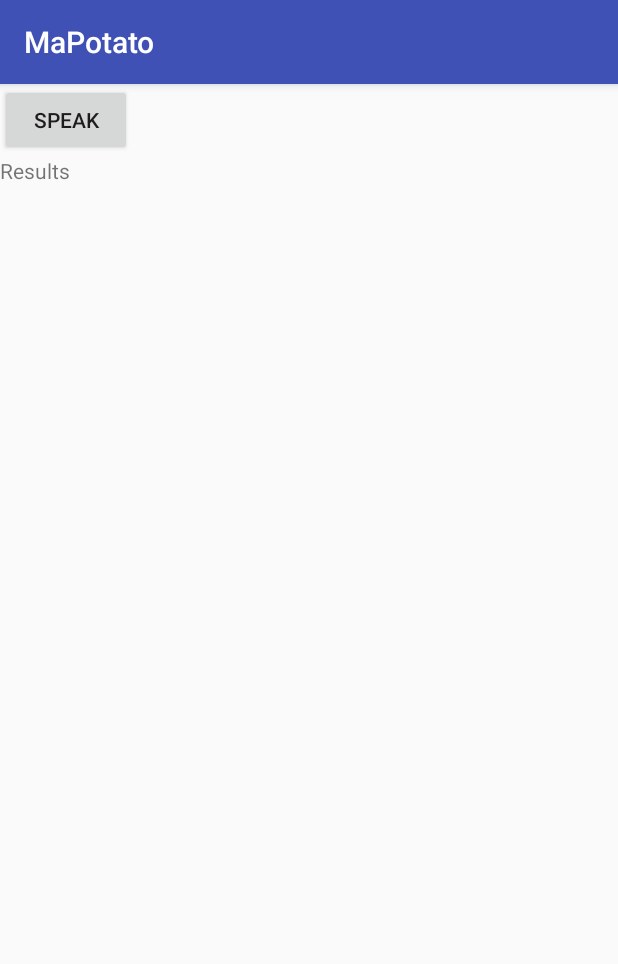
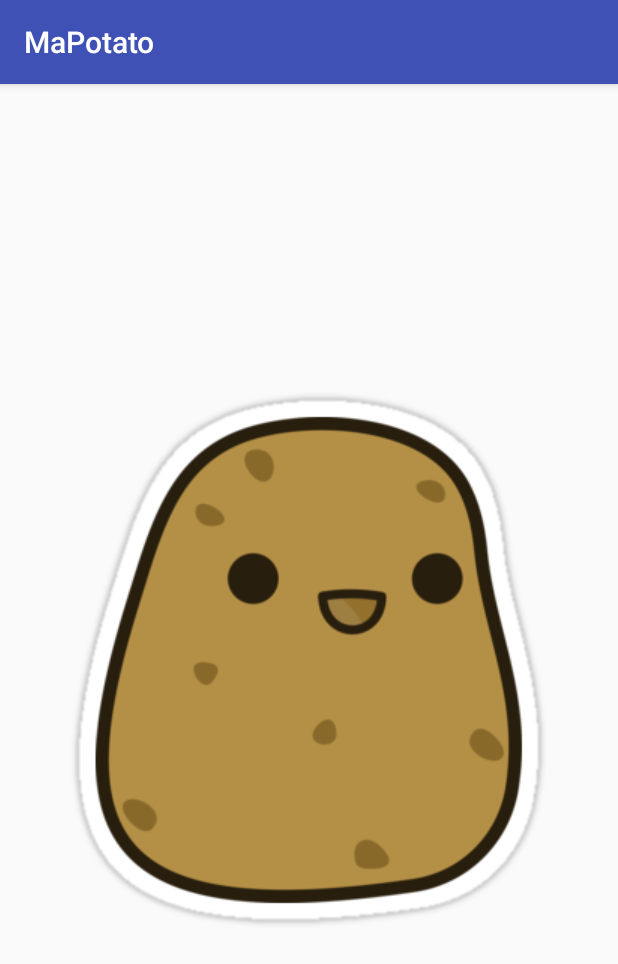
Before and after one commit to silverAndroid/MaPotato, an Android app: the screen it shows after launch (MainActivity), on a phone screen of 412 x 824 dp. Shown: the top 964 px of the screen. Run offline under Robolectric (Android 15) with nearby library versions, the light colour scheme and no system bars; our stand-ins replace RxJava; libraries missing offline, so code that uses them is left out: com.facebook.drawee, permissions.dispatcher; 2 statements that could not run were skipped.

Commit message:
Animating visual indicator for speech recognition

```diff
--- a/app/src/main/java/krsoftware/mapotato/ui/activities/MainActivity.kt
+++ b/app/src/main/java/krsoftware/mapotato/ui/activities/MainActivity.kt
@@ -3,9 +3,12 @@ package krsoftware.mapotato.ui.activities
 import android.os.Bundle
 import android.support.v7.app.AppCompatActivity
 import android.util.Log
+import android.view.animation.Animation
+import android.view.animation.AnimationUtils
 import com.facebook.drawee.backends.pipeline.Fresco
 import io.reactivex.android.schedulers.AndroidSchedulers
 import io.reactivex.schedulers.Schedulers
+import kotlinx.android.synthetic.main.fragment_speech.*
 import krsoftware.mapotato.R
 import krsoftware.mapotato.showFragment
 import krsoftware.mapotato.ui.fragments.RestaurantsFragment
@@ -35,6 +38,7 @@ class MainActivity : AppCompatActivity() {
                 .subscribe({
                     try {
                         Log.d(TAG, "Speech returned $it")
+                        fragment.speech_button.clearAnimation()
                         showRestaurantsFragment(it)
                     } catch (e: IllegalStateException) {
                         // ignore
--- a/app/src/main/java/krsoftware/mapotato/ui/fragments/SpeechFragment.kt
+++ b/app/src/main/java/krsoftware/mapotato/ui/fragments/SpeechFragment.kt
@@ -9,6 +9,7 @@ import android.support.v4.app.Fragment
 import android.view.LayoutInflater
 import android.view.View
 import android.view.ViewGroup
+import android.view.animation.AnimationUtils
 import io.reactivex.subjects.PublishSubject
 import kotlinx.android.synthetic.main.fragment_speech.*
 import krsoftware.mapotato.R
@@ -30,7 +31,6 @@ class SpeechFragment : Fragment() {
 
     override fun onViewCreated(view: View?, savedInstanceState: Bundle?) {
         super.onViewCreated(view, savedInstanceState)
-
         initializeSpeechEngineWithPermissionCheck()
     }
 
@@ -44,6 +44,8 @@ class SpeechFragment : Fragment() {
         speechIntent.putExtra(RecognizerIntent.EXTRA_LANGUAGE_PREFERENCE, "en")
 
         this.speech_button.setOnClickListener {
+            val animationShake = AnimationUtils.loadAnimation(this.context, R.anim.animation_shake)
+            view?.startAnimation(animationShake)
             speechRecognizer.startListening(speechIntent)
         }
     }
--- /dev/null
+++ b/app/src/main/res/anim/animation_shake.xml
@@ -0,0 +1,13 @@
+<?xml version="1.0" encoding="utf-8"?>
+<set xmlns:android="http://schemas.android.com/apk/res/android" >
+    <rotate
+        android:fromDegrees="-20"
+        android:toDegrees="20"
+        android:toYScale="0.0"
+        android:pivotX="50%"
+        android:pivotY="50%"
+        android:startOffset="0"
+        android:duration="150"
+        android:repeatCount="100"
+        android:repeatMode="reverse"/>
+</set>
--- a/app/src/main/res/layout/fragment_speech.xml
+++ b/app/src/main/res/layout/fragment_speech.xml
@@ -4,15 +4,13 @@
     android:layout_height="match_parent"
     android:orientation="vertical">
 
-    <Button
+    <ImageButton
+        style="?android:attr/borderlessButtonStyle"
+        android:layout_gravity="center_vertical"
         android:id="@+id/speech_button"
-        android:layout_width="wrap_content"
-        android:layout_height="wrap_content"
-        android:text="Speak" />
+        android:layout_width="match_parent"
+        android:layout_height="match_parent"
+        android:src="@drawable/happy_potato"
+        android:background="@android:color/transparent" />
 
-    <TextView
-        android:id="@+id/text_results"
-        android:layout_width="wrap_content"
-        android:layout_height="wrap_content"
-        android:text="Results" />
 </LinearLayout>
```
Also changed, not shown: app/src/main/res/drawable/happy_potato.png (added).
